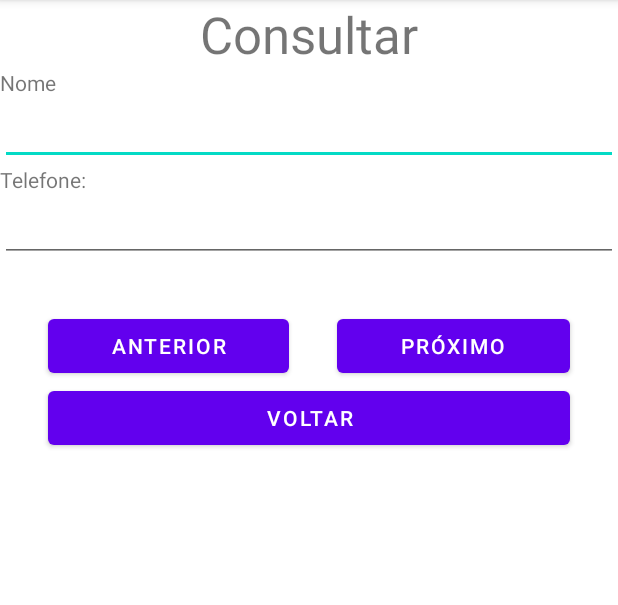
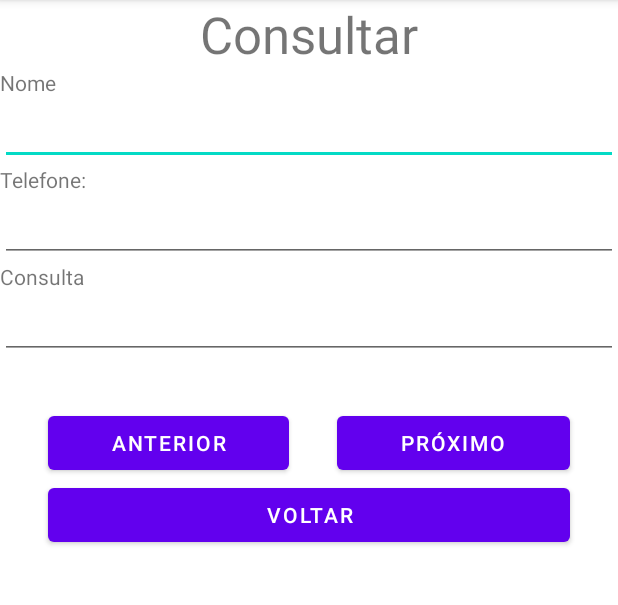
Before and after one commit to solmonteiro/Agenda, an Android app: the screen it shows after launch (TelaConsulta), after a tap on "CONSULTAR", on a phone screen of 412 x 824 dp, the part 84-689 px from its top. Run offline under Robolectric (Android 15) with nearby library versions, the phone set to English and light mode, and no system bars.

```diff
--- a/app/src/main/java/com/example/agenda/BancoDados.java
+++ b/app/src/main/java/com/example/agenda/BancoDados.java
@@ -15,33 +15,33 @@ public class BancoDados {
 
     public static void abrirBanco(Activity act) {
         try {
-            ContextWrapper cw=new ContextWrapper(act);
+            ContextWrapper cw = new ContextWrapper(act);
             db = cw.openOrCreateDatabase("bancoAgenda", MODE_PRIVATE, null);
         } catch (Exception ex) {
-            CxMsg.mostrar("Erro ao abrir ou criar banco de dados",act);
+            CxMsg.mostrar("Erro ao abrir ou criar banco de dados", act);
         }
     }
 
-    public static void fecharDB(){
+    public static void fecharDB() {
         db.close();
     }
 
-    public static void abrirOuCriarTabela(Activity act){
+    public static void abrirOuCriarTabela(Activity act) {
         try {
-            db.execSQL("CREATE TABLE IF NOT EXISTS contatos(id INTEGER PRIMARY KEY, nome TEXT,fone TEXT);");
-        }catch(Exception ex){
-            CxMsg.mostrar("Erro ao criar tabela",act);
+            db.execSQL("CREATE TABLE IF NOT EXISTS contatos(id INTEGER PRIMARY KEY, nome TEXT,fone TEXT,tarefa TEXT);");
+        } catch (Exception ex) {
+            CxMsg.mostrar("Erro ao criar tabela", act);
         }
     }
 
-    public static void inserirRegistro(String nome,String fone,Activity act){
+    public static void inserirRegistro(String nome, String fone, String tarefa, Activity act) {
         abrirBanco(act);
         try {
-            db.execSQL("INSERT INTO contatos(nome,fone)VALUES('" + nome + "','" + fone + "')");
-        }catch (Exception ex){
-            CxMsg.mostrar("Erro ao inserir registro",act);
-        }finally{
-            CxMsg.mostrar("Registro inserido com sucesso",act);
+            db.execSQL("INSERT INTO contatos(nome,fone,tarefa)VALUES('" + nome + "','" + fone + "')");
+        } catch (Exception ex) {
+            CxMsg.mostrar("Erro ao inserir registro", act);
+        } finally {
+            CxMsg.mostrar("Registro inserido com sucesso", act);
         }
         fecharDB();
     }
@@ -49,7 +49,7 @@ public class BancoDados {
     public static Cursor buscarTodosDados(Activity act) {
         abrirBanco(act);
         cursor = db.query("contatos",
-                new String[]{"nome", "fone"},
+                new String[]{"nome", "fone", "tarefa"},
                 null,
                 null,
                 null,
--- a/app/src/main/java/com/example/agenda/TelaConsulta.java
+++ b/app/src/main/java/com/example/agenda/TelaConsulta.java
@@ -16,7 +16,7 @@ import java.sql.Array;
 
 public class TelaConsulta extends AppCompatActivity {
 
-    EditText et_nome, et_telefone;
+    EditText et_nome, et_telefone, et_tarefa;
     Button btn_anterior, btn_proximo, btn_voltar;
 
     SQLiteDatabase db = null;
@@ -30,6 +30,7 @@ public class TelaConsulta extends AppCompatActivity {
 
         et_nome = (EditText) findViewById(R.id.et_nome_consulta);
         et_telefone = (EditText) findViewById(R.id.et_telefone_consulta);
+        et_tarefa = (EditText) findViewById(R.id.et_tarefa_consulta);
         btn_anterior = (Button) findViewById(R.id.btn_anterior);
         btn_proximo = (Button) findViewById(R.id.btn_proximo);
         btn_voltar = (Button) findViewById(R.id.btn_voltar_consulta);
@@ -74,6 +75,7 @@ public class TelaConsulta extends AppCompatActivity {
     public void mostrarDados() {
         et_nome.setText(cursor.getString(cursor.getColumnIndex("nome")));
         et_telefone.setText(cursor.getString(cursor.getColumnIndex("fone")));
+        et_tarefa.setText(cursor.getString(cursor.getColumnIndex("tarefa")));
     }
 
     public void fechar_tela(View v) {
--- a/app/src/main/res/layout/activity_main.xml
+++ b/app/src/main/res/layout/activity_main.xml
@@ -76,8 +76,7 @@
                 android:layout_width="match_parent"
                 android:layout_height="wrap_content"
                 android:ems="10"
-                android:inputType="textPersonName"
-                android:text="Informe a tarefa (verbo)" />
+                android:inputType="textPersonName" />
         </LinearLayout>
 
         <LinearLayout
--- a/app/src/main/res/layout/activity_tela_consulta.xml
+++ b/app/src/main/res/layout/activity_tela_consulta.xml
@@ -59,6 +59,25 @@
 
         <LinearLayout
             android:layout_width="match_parent"
+            android:layout_height="wrap_content"
+            android:orientation="vertical">
+
+            <TextView
+                android:id="@+id/tv_tarefa_consulta"
+                android:layout_width="match_parent"
+                android:layout_height="wrap_content"
+                android:text="Consulta" />
+
+            <EditText
+                android:id="@+id/et_tarefa_consulta"
+                android:layout_width="match_parent"
+                android:layout_height="wrap_content"
+                android:ems="10"
+                android:inputType="textPersonName" />
+        </LinearLayout>
+
+        <LinearLayout
+            android:layout_width="match_parent"
             android:layout_marginTop="32dp"
             android:layout_height="wrap_content"
             android:orientation="horizontal">
```
Also changed, not shown: app/src/main/java/com/example/agenda/MainActivity.java (+11 -8 lines).
